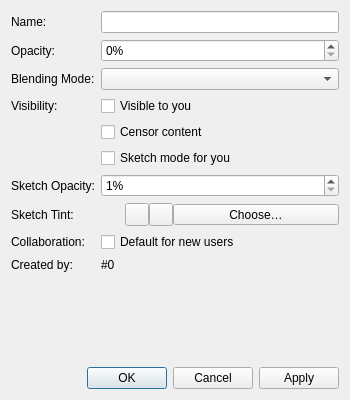
Qt form src/desktop/ui/layerproperties.ui (drawpile/Drawpile) before a commit.
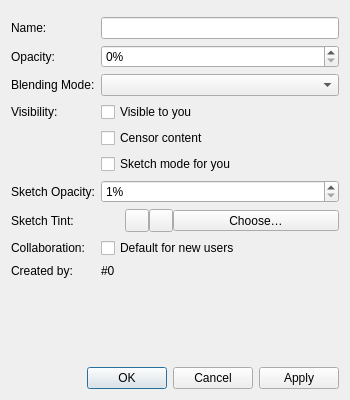
The same form after that commit. Custom widgets are drawn as their Qt base class.

Diff of the .ui file:
```diff
--- a/src/desktop/ui/layerproperties.ui
+++ b/src/desktop/ui/layerproperties.ui
@@ -17,24 +17,24 @@
    <string>Layer Properties</string>
   </property>
   <layout class="QFormLayout">
-   <item row="0" column="0">
+   <item row="1" column="0">
     <widget class="QLabel" name="titleLabel">
      <property name="text">
       <string>Name:</string>
      </property>
     </widget>
    </item>
-   <item row="0" column="1">
+   <item row="1" column="1">
     <widget class="QLineEdit" name="title"/>
    </item>
-   <item row="2" column="0">
+   <item row="3" column="0">
     <widget class="QLabel" name="opacityLabel">
      <property name="text">
       <string>Opacity:</string>
      </property>
     </widget>
    </item>
-   <item row="2" column="1">
+   <item row="3" column="1">
     <widget class="KisSliderSpinBox" name="opacitySlider">
      <property name="suffix">
       <string>%</string>
@@ -44,52 +44,52 @@
      </property>
     </widget>
    </item>
-   <item row="4" column="0">
+   <item row="5" column="0">
     <widget class="QLabel" name="blendModeLabel">
      <property name="text">
       <string>Blending Mode:</string>
      </property>
     </widget>
    </item>
-   <item row="4" column="1">
+   <item row="5" column="1">
     <widget class="QComboBox" name="blendMode"/>
    </item>
-   <item row="6" column="0">
+   <item row="7" column="0">
     <widget class="QLabel" name="visibilityLabel">
      <property name="text">
       <string>Visibility:</string>
      </property>
     </widget>
    </item>
-   <item row="6" column="1">
+   <item row="7" column="1">
     <widget class="QCheckBox" name="visible">
      <property name="text">
       <string>Visible to you</string>
      </property>
     </widget>
    </item>
-   <item row="7" column="1">
+   <item row="8" column="1">
     <widget class="QCheckBox" name="censored">
      <property name="text">
       <string>Censor content</string>
      </property>
     </widget>
    </item>
-   <item row="8" column="1">
+   <item row="9" column="1">
     <widget class="QCheckBox" name="sketchMode">
      <property name="text">
       <string>Sketch mode for you</string>
      </property>
     </widget>
    </item>
-   <item row="9" column="0">
+   <item row="10" column="0">
     <widget class="QLabel" name="sketchOpacityLabel">
      <property name="text">
       <string>Sketch Opacity:</string>
      </property>
     </widget>
    </item>
-   <item row="9" column="1">
+   <item row="10" column="1">
     <widget class="KisSliderSpinBox" name="sketchOpacitySlider">
      <property name="suffix">
       <string>%</string>
@@ -102,35 +102,35 @@
      </property>
     </widget>
    </item>
-   <item row="10" column="0">
+   <item row="11" column="0">
     <widget class="QLabel" name="sketchTintLabel">
      <property name="text">
       <string>Sketch Tint:</string>
      </property>
     </widget>
    </item>
-   <item row="12" column="0">
+   <item row="13" column="0">
     <widget class="QLabel" name="collaborationLabel">
      <property name="text">
       <string>Collaboration:</string>
      </property>
     </widget>
    </item>
-   <item row="12" column="1">
+   <item row="13" column="1">
     <widget class="QCheckBox" name="defaultLayer">
      <property name="text">
       <string>Default for new users</string>
      </property>
     </widget>
    </item>
-   <item row="14" column="0">
+   <item row="15" column="0">
     <widget class="QLabel" name="createdByLabel">
      <property name="text">
       <string>Created by:</string>
      </property>
     </widget>
    </item>
-   <item row="14" column="1">
+   <item row="15" column="1">
     <widget class="QLabel" name="createdBy">
      <property name="text">
       <string notr="true">#0</string>
@@ -140,7 +140,7 @@
      </property>
     </widget>
    </item>
-   <item row="16" column="0">
+   <item row="17" column="0">
     <spacer name="buttonsSpacer">
      <property name="orientation">
       <enum>Qt::Vertical</enum>
@@ -153,14 +153,14 @@
      </property>
     </spacer>
    </item>
-   <item row="17" column="0" colspan="2">
+   <item row="18" column="0" colspan="2">
     <widget class="QDialogButtonBox" name="buttonBox">
      <property name="standardButtons">
       <set>QDialogButtonBox::Apply|QDialogButtonBox::Cancel|QDialogButtonBox::Ok</set>
      </property>
     </widget>
    </item>
-   <item row="10" column="1">
+   <item row="11" column="1">
     <widget class="QWidget" name="sketchTintWidget" native="true">
      <layout class="QHBoxLayout" name="horizontalLayout">
       <property name="spacing">
@@ -237,6 +237,13 @@
      </layout>
     </widget>
    </item>
+   <item row="0" column="0" colspan="2">
+    <layout class="QHBoxLayout" name="colorLayout">
+     <property name="spacing">
+      <number>0</number>
+     </property>
+    </layout>
+   </item>
   </layout>
  </widget>
  <customwidgets>
```
